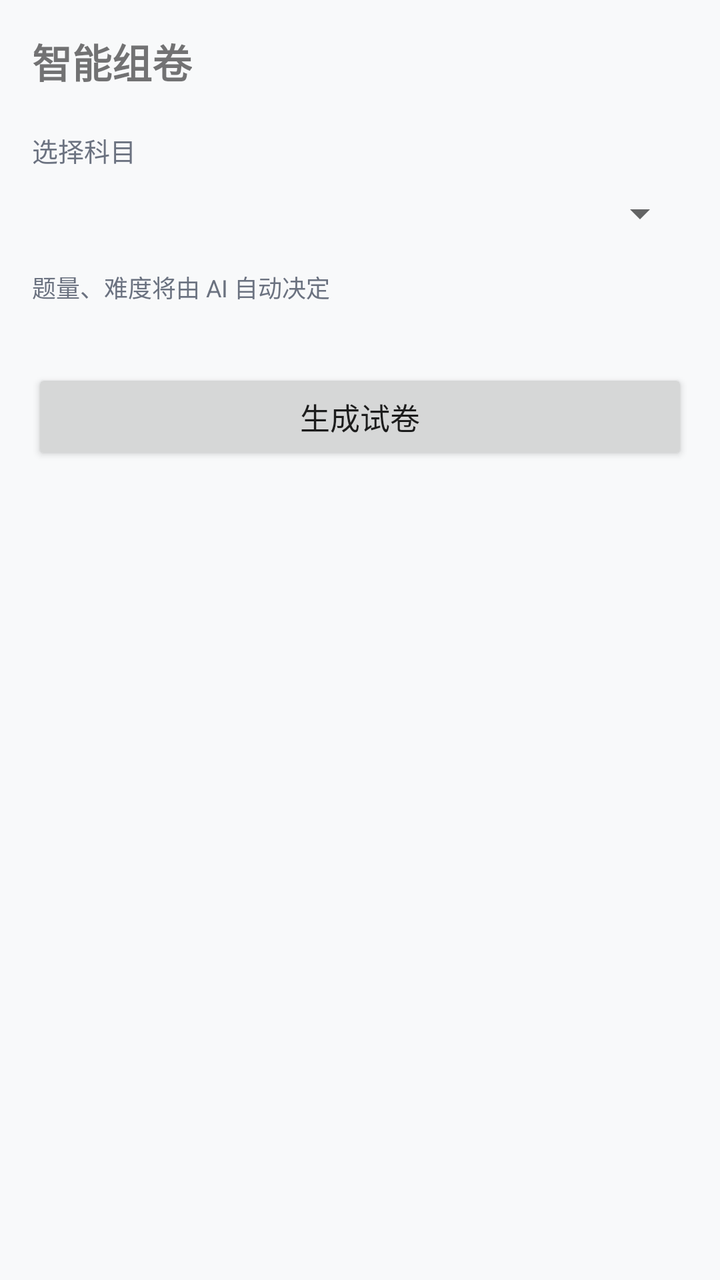
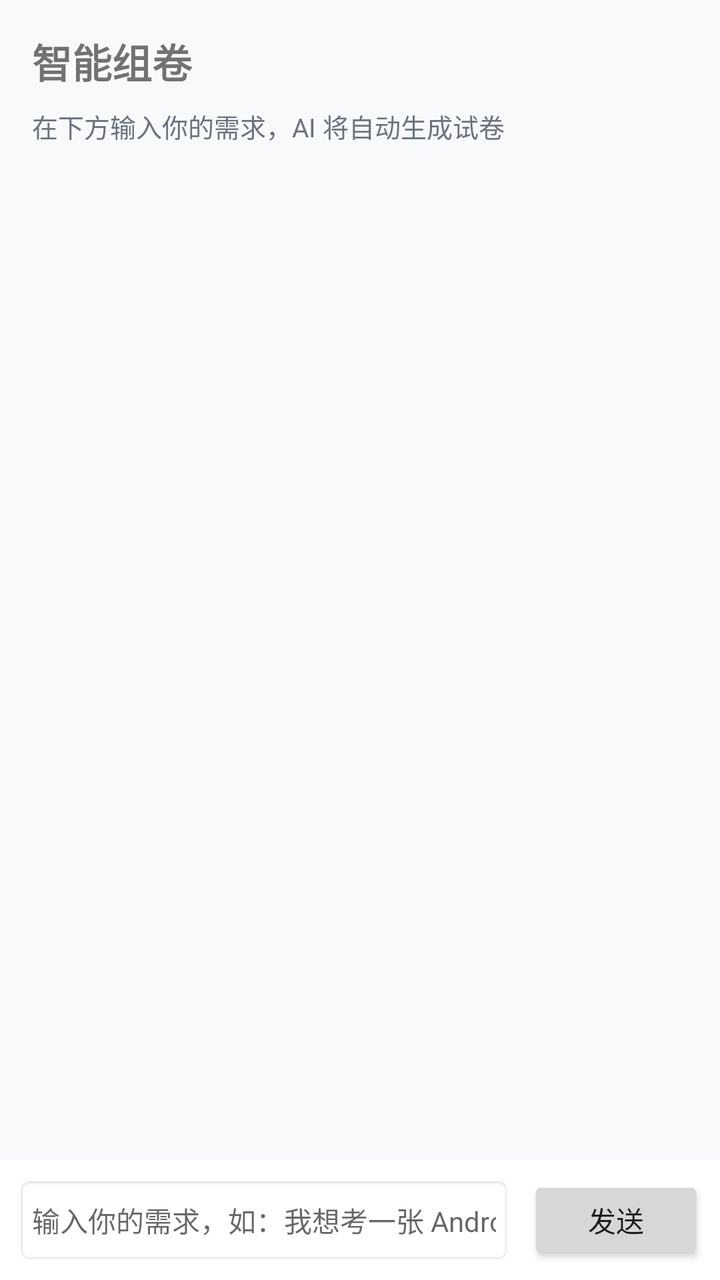

Two renders of the same Android screen: before a commit and after it. Below are the layout's source before the change and the commit's diff.
<!-- AndroidManifest.xml: application theme AppTheme -->
<!-- res/layout/fragment_smart_paper.xml -->
<?xml version="1.0" encoding="utf-8"?>
<ScrollView xmlns:android="http://schemas.android.com/apk/res/android"
    android:layout_width="match_parent"
    android:layout_height="match_parent"
    android:background="@color/gray_bg">

    <LinearLayout
        android:layout_width="match_parent"
        android:layout_height="wrap_content"
        android:orientation="vertical"
        android:padding="16dp">

        
        <LinearLayout
            android:id="@+id/layout_config"
            android:layout_width="match_parent"
            android:layout_height="wrap_content"
            android:orientation="vertical"
            android:visibility="visible">

            <TextView
                android:layout_width="wrap_content"
                android:layout_height="wrap_content"
                android:text="智能组卷"
                android:textSize="20sp"
                android:textStyle="bold" />

            <TextView
                android:layout_width="wrap_content"
                android:layout_height="wrap_content"
                android:text="选择科目"
                android:textSize="13sp"
                android:textColor="@color/gray_text"
                android:paddingTop="20dp" />

            <Spinner
                android:id="@+id/sp_subject"
                android:layout_width="match_parent"
                android:layout_height="44dp" />

            <TextView
                android:layout_width="wrap_content"
                android:layout_height="wrap_content"
                android:text="题量、难度将由 AI 自动决定"
                android:textSize="12sp"
                android:textColor="@color/gray_text"
                android:paddingTop="6dp" />

            <Button
                android:id="@+id/btn_generate"
                android:layout_width="match_parent"
                android:layout_height="48dp"
                android:layout_marginTop="32dp"
                android:text="生成试卷"
                android:textSize="15sp" />
        </LinearLayout>

        
        <LinearLayout
            android:id="@+id/layout_quiz"
            android:layout_width="match_parent"
            android:layout_height="wrap_content"
            android:orientation="vertical"
            android:visibility="gone">

            <TextView
                android:id="@+id/tv_progress"
                android:layout_width="wrap_content"
                android:layout_height="wrap_content"
                android:text="1/10"
                android:textSize="14sp"
                android:textColor="@color/gray_text" />

            <TextView
                android:id="@+id/tv_question"
                android:layout_width="match_parent"
                android:layout_height="wrap_content"
                android:textSize="16sp"
                android:textColor="@color/on_surface"
                android:textStyle="bold"
                android:lineSpacingExtra="4dp"
                android:paddingTop="12dp" />

            <LinearLayout
                android:id="@+id/ll_options"
                android:layout_width="match_parent"
                android:layout_height="wrap_content"
                android:orientation="vertical"
                android:paddingTop="16dp" />

            <Button
                android:id="@+id/btn_next"
                android:layout_width="match_parent"
                android:layout_height="48dp"
                android:layout_marginTop="24dp"
                android:text="下一题"
                android:textSize="15sp" />
        </LinearLayout>

        
        <LinearLayout
            android:id="@+id/layout_loading"
            android:layout_width="match_parent"
            android:layout_height="200dp"
            android:gravity="center"
            android:orientation="vertical"
            android:visibility="gone">

            <ProgressBar
                android:layout_width="48dp"
                android:layout_height="48dp" />

            <TextView
                android:layout_width="wrap_content"
                android:layout_height="wrap_content"
                android:text="生成中..."
                android:textSize="14sp"
                android:textColor="@color/text_tertiary"
                android:paddingTop="12dp" />
        </LinearLayout>

        
        <LinearLayout
            android:id="@+id/layout_result"
            android:layout_width="match_parent"
            android:layout_height="wrap_content"
            android:orientation="vertical"
            android:visibility="gone">

            <TextView
                android:id="@+id/tv_result_score"
                android:layout_width="match_parent"
                android:layout_height="wrap_content"
                android:gravity="center"
                android:textSize="36sp"
                android:textStyle="bold"
                android:padding="24dp" />

            <LinearLayout
                android:id="@+id/ll_result_stats"
                android:layout_width="match_parent"
                android:layout_height="wrap_content"
                android:orientation="horizontal" />

            <TextView
                android:layout_width="match_parent"
                android:layout_height="wrap_content"
                android:text="答题详情"
                android:textSize="16sp"
                android:textStyle="bold"
                android:paddingTop="24dp"
                android:paddingBottom="12dp" />

            <LinearLayout
                android:id="@+id/ll_result_details"
                android:layout_width="match_parent"
                android:layout_height="wrap_content"
                android:orientation="vertical" />

            <Button
                android:id="@+id/btn_back_hub"
                android:layout_width="match_parent"
                android:layout_height="48dp"
                android:layout_marginTop="24dp"
                android:text="返回刷题"
                android:textSize="15sp" />
        </LinearLayout>
    </LinearLayout>
</ScrollView>
<!-- resources referenced by this layout -->
<resources>
  <color name="gray_bg">#F8F9FA</color>
  <color name="gray_text">#6B7280</color>
  <color name="on_surface">#1F2937</color>
  <color name="text_tertiary">#9CA3AF</color>
  <style name="AppTheme" parent="Theme.MaterialComponents.Light.NoActionBar">
          <item name="colorPrimary">@color/primary_color</item>
          <item name="colorPrimaryDark">@color/primary_dark</item>
          <item name="colorAccent">@color/accent_color</item>
          <item name="android:statusBarColor">@color/primary_color</item>
      </style>
  <color name="primary_color">#6366F1</color>
  <color name="primary_dark">#4F46E5</color>
  <color name="accent_color">#818CF8</color>
</resources>

<!-- the commit's change to res/layout/fragment_smart_paper.xml (unified diff, before → after) -->
@@ -1,169 +1,236 @@
 <?xml version="1.0" encoding="utf-8"?>
-<ScrollView xmlns:android="http://schemas.android.com/apk/res/android"
+<LinearLayout xmlns:android="http://schemas.android.com/apk/res/android"
     android:layout_width="match_parent"
     android:layout_height="match_parent"
-    android:background="@color/gray_bg">
-
+    android:background="@color/gray_bg"
+    android:orientation="vertical">
+
+    
+    <androidx.core.widget.NestedScrollView
+        android:id="@+id/scroll_stream"
+        android:layout_width="match_parent"
+        android:layout_height="0dp"
+        android:layout_weight="1"
+        android:fillViewport="true">
+
+        <LinearLayout
+            android:layout_width="match_parent"
+            android:layout_height="wrap_content"
+            android:orientation="vertical"
+            android:padding="16dp">
+
+            
+            <LinearLayout
+                android:id="@+id/layout_config"
+                android:layout_width="match_parent"
+                android:layout_height="wrap_content"
+                android:orientation="vertical"
+                android:visibility="visible">
+
+                <TextView
+                    android:layout_width="wrap_content"
+                    android:layout_height="wrap_content"
+                    android:text="智能组卷"
+                    android:textSize="20sp"
+                    android:textStyle="bold" />
+
+                <TextView
+                    android:id="@+id/tv_stream_label"
+                    android:layout_width="wrap_content"
+                    android:layout_height="wrap_content"
+                    android:text="在下方输入你的需求，AI 将自动生成试卷"
+                    android:textSize="13sp"
+                    android:textColor="@color/gray_text"
+                    android:paddingTop="8dp"
+                    android:paddingBottom="12dp" />
+
+                
+                <TextView
+                    android:id="@+id/tv_stream_content"
+                    android:layout_width="match_parent"
+                    android:layout_height="wrap_content"
+                    android:textSize="15sp"
+                    android:textColor="@color/on_surface"
+                    android:lineSpacingExtra="6dp"
+                    android:lineSpacingMultiplier="1.3"
+                    android:visibility="gone"
+                    android:padding="16dp"
+                    android:textColorLink="@color/primary_color"
+                    android:background="@android:drawable/editbox_background" />
+
+                
+                <Button
+                    android:id="@+id/btn_pdf"
+                    android:layout_width="match_parent"
+                    android:layout_height="48dp"
+                    android:layout_marginTop="12dp"
+                    android:text="生成 PDF 试卷"
+                    android:textSize="15sp"
+                    android:visibility="gone" />
+
+                <Button
+                    android:id="@+id/btn_start_quiz"
+                    android:layout_width="match_parent"
+                    android:layout_height="48dp"
+                    android:layout_marginTop="8dp"
+                    android:text="开始答题"
+                    android:textSize="15sp"
+                    android:visibility="gone" />
+
+                <Button
+                    android:id="@+id/btn_answer_key"
+                    android:layout_width="match_parent"
+                    android:layout_height="48dp"
+                    android:layout_marginTop="8dp"
+                    android:text="查看解析"
+                    android:textSize="15sp"
+                    android:visibility="gone" />
+
+            </LinearLayout>
+
+            
+            <LinearLayout
+                android:id="@+id/layout_quiz"
+                android:layout_width="match_parent"
+                android:layout_height="wrap_content"
+                android:orientation="vertical"
+                android:visibility="gone">
+
+                <TextView
+                    android:id="@+id/tv_progress"
+                    android:layout_width="wrap_content"
+                    android:layout_height="wrap_content"
+                    android:text="1/10"
+                    android:textSize="14sp"
+                    android:textColor="@color/gray_text" />
+
+                <TextView
+                    android:id="@+id/tv_question"
+                    android:layout_width="match_parent"
+                    android:layout_height="wrap_content"
+                    android:textSize="16sp"
+                    android:textColor="@color/on_surface"
+                    android:textStyle="bold"
+                    android:lineSpacingExtra="4dp"
+                    android:paddingTop="12dp" />
+
+                <LinearLayout
+                    android:id="@+id/ll_options"
+                    android:layout_width="match_parent"
+                    android:layout_height="wrap_content"
+                    android:orientation="vertical"
+                    android:paddingTop="16dp" />
+
+                <Button
+                    android:id="@+id/btn_next"
+                    android:layout_width="match_parent"
+                    android:layout_height="48dp"
+                    android:layout_marginTop="24dp"
+                    android:text="下一题"
+                    android:textSize="15sp" />
+            </LinearLayout>
+
+            
+            <LinearLayout
+                android:id="@+id/layout_loading"
+                android:layout_width="match_parent"
+                android:layout_height="200dp"
+                android:gravity="center"
+                android:orientation="vertical"
+                android:visibility="gone">
+
+                <ProgressBar
+                    android:layout_width="48dp"
+                    android:layout_height="48dp" />
+
+                <TextView
+                    android:layout_width="wrap_content"
+                    android:layout_height="wrap_content"
+                    android:text="AI 正在生成..."
+                    android:textSize="14sp"
+                    android:textColor="@color/text_tertiary"
+                    android:paddingTop="12dp" />
+            </LinearLayout>
+
+            
+            <LinearLayout
+                android:id="@+id/layout_result"
+                android:layout_width="match_parent"
+                android:layout_height="wrap_content"
+                android:orientation="vertical"
+                android:visibility="gone">
+
+                <TextView
+                    android:id="@+id/tv_result_score"
+                    android:layout_width="match_parent"
+                    android:layout_height="wrap_content"
+                    android:gravity="center"
+                    android:textSize="36sp"
+                    android:textStyle="bold"
+                    android:padding="24dp" />
+
+                <LinearLayout
+                    android:id="@+id/ll_result_stats"
+                    android:layout_width="match_parent"
+                    android:layout_height="wrap_content"
+                    android:orientation="horizontal" />
+
+                <TextView
+                    android:layout_width="match_parent"
+                    android:layout_height="wrap_content"
+                    android:text="答题详情"
+                    android:textSize="16sp"
+                    android:textStyle="bold"
+                    android:paddingTop="24dp"
+                    android:paddingBottom="12dp" />
+
+                <LinearLayout
+                    android:id="@+id/ll_result_details"
+                    android:layout_width="match_parent"
+                    android:layout_height="wrap_content"
+                    android:orientation="vertical" />
+
+                <Button
+                    android:id="@+id/btn_back_hub"
+                    android:layout_width="match_parent"
+                    android:layout_height="48dp"
+                    android:layout_marginTop="24dp"
+                    android:text="返回刷题"
+                    android:textSize="15sp" />
+            </LinearLayout>
+        </LinearLayout>
+    </androidx.core.widget.NestedScrollView>
+
+    
     <LinearLayout
         android:layout_width="match_parent"
         android:layout_height="wrap_content"
-        android:orientation="vertical"
-        android:padding="16dp">
-
-        
-        <LinearLayout
-            android:id="@+id/layout_config"
-            android:layout_width="match_parent"
-            android:layout_height="wrap_content"
-            android:orientation="vertical"
-            android:visibility="visible">
-
-            <TextView
-                android:layout_width="wrap_content"
-                android:layout_height="wrap_content"
-                android:text="智能组卷"
-                android:textSize="20sp"
-                android:textStyle="bold" />
-
-            <TextView
-                android:layout_width="wrap_content"
-                android:layout_height="wrap_content"
-                android:text="选择科目"
-                android:textSize="13sp"
-                android:textColor="@color/gray_text"
-                android:paddingTop="20dp" />
-
-            <Spinner
-                android:id="@+id/sp_subject"
-                android:layout_width="match_parent"
-                android:layout_height="44dp" />
-
-            <TextView
-                android:layout_width="wrap_content"
-                android:layout_height="wrap_content"
-                android:text="题量、难度将由 AI 自动决定"
-                android:textSize="12sp"
-                android:textColor="@color/gray_text"
-                android:paddingTop="6dp" />
-
-            <Button
-                android:id="@+id/btn_generate"
-                android:layout_width="match_parent"
-                android:layout_height="48dp"
-                android:layout_marginTop="32dp"
-                android:text="生成试卷"
-                android:textSize="15sp" />
-        </LinearLayout>
-
-        
-        <LinearLayout
-            android:id="@+id/layout_quiz"
-            android:layout_width="match_parent"
-            android:layout_height="wrap_content"
-            android:orientation="vertical"
-            android:visibility="gone">
-
-            <TextView
-                android:id="@+id/tv_progress"
-                android:layout_width="wrap_content"
-                android:layout_height="wrap_content"
-                android:text="1/10"
-                android:textSize="14sp"
-                android:textColor="@color/gray_text" />
-
-            <TextView
-                android:id="@+id/tv_question"
-                android:layout_width="match_parent"
-                android:layout_height="wrap_content"
-                android:textSize="16sp"
-                android:textColor="@color/on_surface"
-                android:textStyle="bold"
-                android:lineSpacingExtra="4dp"
-                android:paddingTop="12dp" />
-
-            <LinearLayout
-                android:id="@+id/ll_options"
-                android:layout_width="match_parent"
-                android:layout_height="wrap_content"
-                android:orientation="vertical"
-                android:paddingTop="16dp" />
-
-            <Button
-                android:id="@+id/btn_next"
-                android:layout_width="match_parent"
-                android:layout_height="48dp"
-                android:layout_marginTop="24dp"
-                android:text="下一题"
-                android:textSize="15sp" />
-        </LinearLayout>
-
-        
-        <LinearLayout
-            android:id="@+id/layout_loading"
-            android:layout_width="match_parent"
-            android:layout_height="200dp"
-            android:gravity="center"
-            android:orientation="vertical"
-            android:visibility="gone">
-
-            <ProgressBar
-                android:layout_width="48dp"
-                android:layout_height="48dp" />
-
-            <TextView
-                android:layout_width="wrap_content"
-                android:layout_height="wrap_content"
-                android:text="生成中..."
-                android:textSize="14sp"
-                android:textColor="@color/text_tertiary"
-                android:paddingTop="12dp" />
-        </LinearLayout>
-
-        
-        <LinearLayout
-            android:id="@+id/layout_result"
-            android:layout_width="match_parent"
-            android:layout_height="wrap_content"
-            android:orientation="vertical"
-            android:visibility="gone">
-
-            <TextView
-                android:id="@+id/tv_result_score"
-                android:layout_width="match_parent"
-                android:layout_height="wrap_content"
-                android:gravity="center"
-                android:textSize="36sp"
-                android:textStyle="bold"
-                android:padding="24dp" />
-
-            <LinearLayout
-                android:id="@+id/ll_result_stats"
-                android:layout_width="match_parent"
-                android:layout_height="wrap_content"
-                android:orientation="horizontal" />
-
-            <TextView
-                android:layout_width="match_parent"
-                android:layout_height="wrap_content"
-                android:text="答题详情"
-                android:textSize="16sp"
-                android:textStyle="bold"
-                android:paddingTop="24dp"
-                android:paddingBottom="12dp" />
-
-            <LinearLayout
-                android:id="@+id/ll_result_details"
-                android:layout_width="match_parent"
-                android:layout_height="wrap_content"
-                android:orientation="vertical" />
-
-            <Button
-                android:id="@+id/btn_back_hub"
-                android:layout_width="match_parent"
-                android:layout_height="48dp"
-                android:layout_marginTop="24dp"
-                android:text="返回刷题"
-                android:textSize="15sp" />
-        </LinearLayout>
+        android:orientation="horizontal"
+        android:padding="8dp"
+        android:background="@android:color/white"
+        android:gravity="center_vertical">
+
+        <EditText
+            android:id="@+id/et_chat_input"
+            android:layout_width="0dp"
+            android:layout_height="44dp"
+            android:layout_weight="1"
+            android:hint="输入你的需求，如：我想考一张 Android 基础卷子"
+            android:textSize="14sp"
+            android:textColor="@color/on_surface"
+            android:padding="8dp"
+            android:background="@android:drawable/editbox_background"
+            android:singleLine="true" />
+
+        <Button
+            android:id="@+id/btn_send"
+            android:layout_width="wrap_content"
+            android:layout_height="44dp"
+            android:layout_marginStart="8dp"
+            android:text="发送"
+            android:textSize="14sp"
+            android:paddingStart="16dp"
+            android:paddingEnd="16dp" />
     </LinearLayout>
-</ScrollView>
+
+</LinearLayout>
<!-- resource entries referenced after the edit -->
@@ -3,6 +3,7 @@
   <color name="gray_bg">#F8F9FA</color>
   <color name="gray_text">#6B7280</color>
   <color name="on_surface">#1F2937</color>
+  <color name="primary_color">#6366F1</color>
   <color name="text_tertiary">#9CA3AF</color>
   <style name="AppTheme" parent="Theme.MaterialComponents.Light.NoActionBar">
           <item name="colorPrimary">@color/primary_color</item>
@@ -10,7 +11,6 @@
           <item name="colorAccent">@color/accent_color</item>
           <item name="android:statusBarColor">@color/primary_color</item>
       </style>
-  <color name="primary_color">#6366F1</color>
   <color name="primary_dark">#4F46E5</color>
   <color name="accent_color">#818CF8</color>
 </resources>
